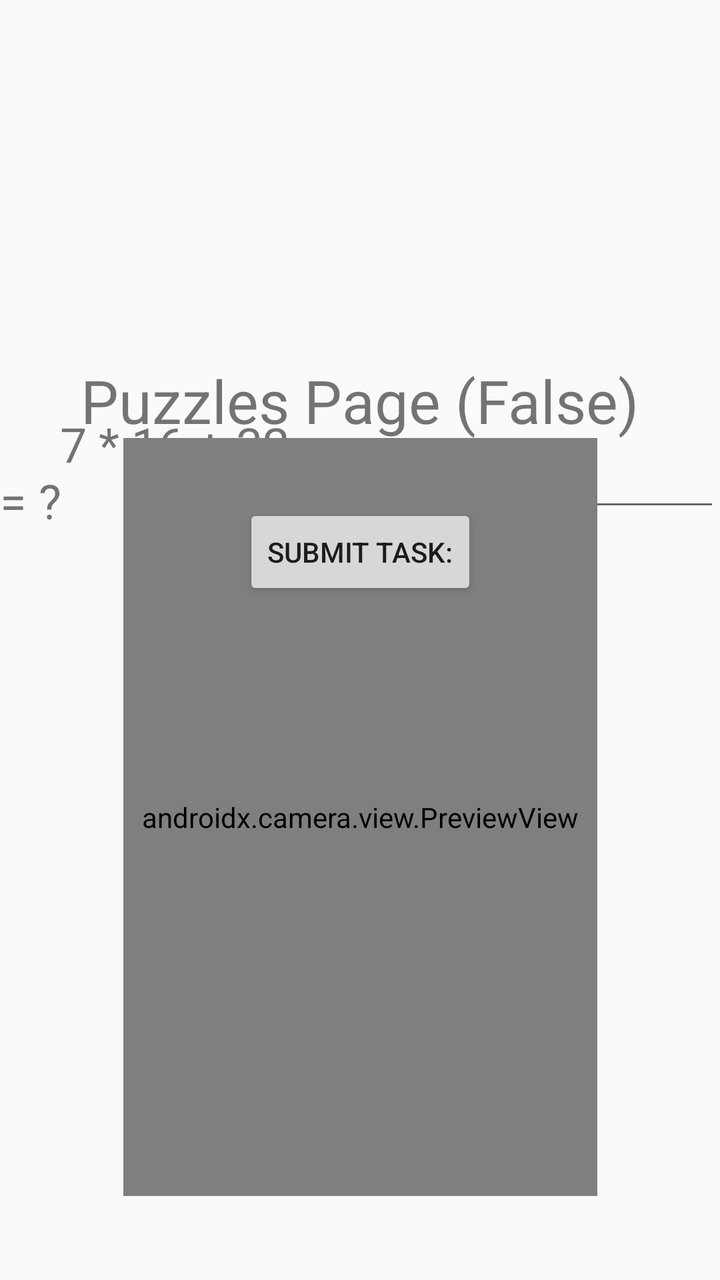
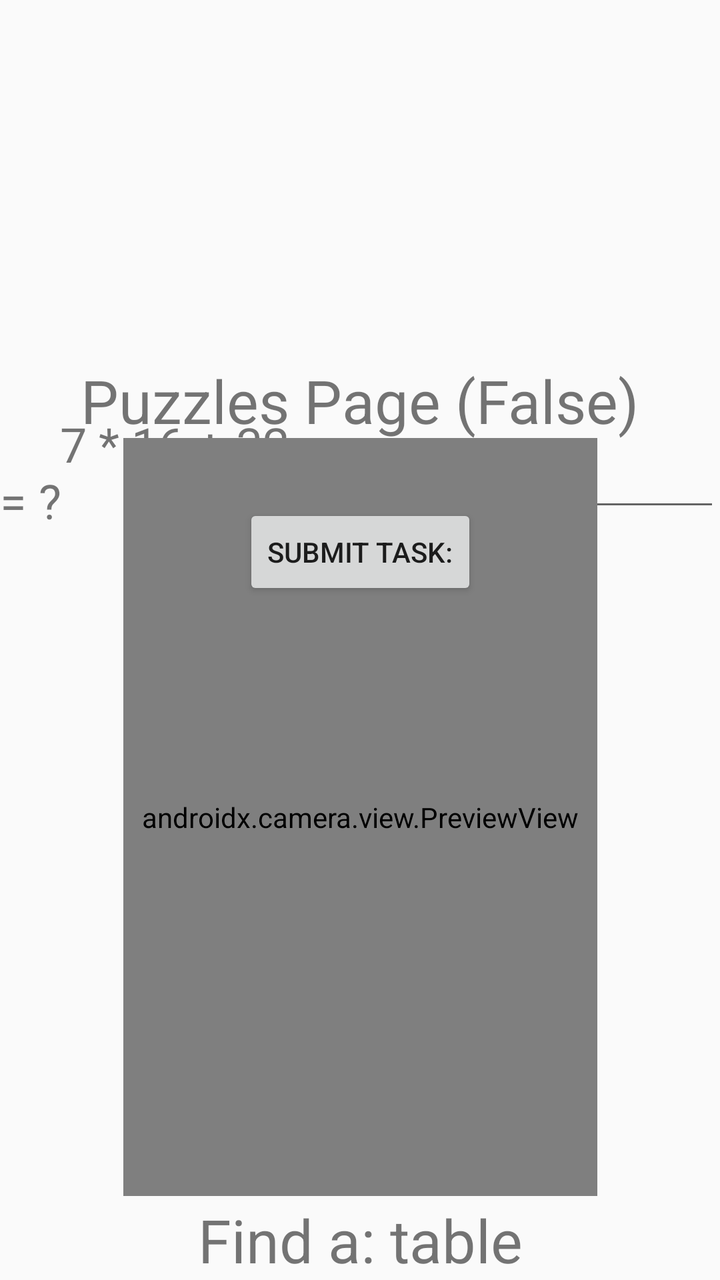

The first picture is an Android layout as it rendered before a commit; the second is the same layout after the commit. The layout source and the unified diff follow.
<!-- AndroidManifest.xml: application theme Theme.COMP3000 -->
<!-- res/layout/activity_puzzles.xml -->
<?xml version="1.0" encoding="utf-8"?>
<androidx.constraintlayout.widget.ConstraintLayout xmlns:android="http://schemas.android.com/apk/res/android"
    xmlns:tools="http://schemas.android.com/tools"
    android:layout_width="match_parent"
    android:layout_height="match_parent"
    xmlns:app="http://schemas.android.com/apk/res-auto"
    android:orientation="vertical"
    >

    <TextView
        android:id="@+id/puzzlePageTitle"
        android:text="Puzzles Page (False)"
        android:layout_width="wrap_content"
        android:layout_height="wrap_content"
        app:layout_constraintHorizontal_bias="0.5"
        app:layout_constraintVertical_bias="0.3"
        android:textSize="30sp"
        app:layout_constraintStart_toStartOf="parent"
        app:layout_constraintEnd_toEndOf="parent"
        app:layout_constraintTop_toTopOf="parent"
        app:layout_constraintBottom_toBottomOf="parent"
        />

    <Button
        android:id="@+id/puzzleSubmit"
        android:text="Submit Task:"
        android:layout_gravity="center"
        android:layout_margin="20dp"
        android:onClick="submitPuzzle"
        app:layout_constraintHorizontal_bias="0.5"
        app:layout_constraintVertical_bias="0.42"
        android:layout_width="wrap_content"
        android:layout_height="wrap_content"
        app:layout_constraintBottom_toBottomOf="parent"
        app:layout_constraintEnd_toEndOf="parent"
        app:layout_constraintStart_toStartOf="parent"
        app:layout_constraintTop_toTopOf="parent"
        />

    <TextView
        android:id="@+id/mathsPuzzle"
        android:layout_width="0dp"
        android:layout_height="wrap_content"
        android:text="     7 * 16 + 32 = ?"
        app:layout_constraintHorizontal_bias="0.5"
        app:layout_constraintVertical_bias="0.5"
        android:textSize="24sp"
        android:layout_marginEnd="8dp"
        app:layout_constraintStart_toStartOf="parent"
        app:layout_constraintEnd_toStartOf="@id/answerInput"
        app:layout_constraintTop_toBottomOf="@id/puzzlePageTitle"
        app:layout_constraintBottom_toTopOf="@id/puzzleSubmit"
        />

    <EditText
        android:id="@+id/answerInput"
        android:inputType="number"
        android:hint="Answer"
        android:textSize="24sp"
        android:layout_width="0dp"
        android:layout_height="wrap_content"
        app:layout_constraintStart_toEndOf="@id/mathsPuzzle"
        app:layout_constraintEnd_toEndOf="parent"
        app:layout_constraintTop_toBottomOf="@id/puzzlePageTitle"
        app:layout_constraintBottom_toTopOf="@id/puzzleSubmit"
        />

    <androidx.camera.view.PreviewView
        android:id="@+id/cameraPreview"
        android:layout_width="237dp"
        android:layout_height="379dp"
        tools:layout_editor_absoluteX="87dp"
        tools:layout_editor_absoluteY="348dp"
        android:layout_gravity="center"
        android:layout_margin="20dp"
        app:layout_constraintHorizontal_bias="0.5"
        app:layout_constraintVertical_bias="0.9"
        app:layout_constraintBottom_toBottomOf="parent"
        app:layout_constraintEnd_toEndOf="parent"
        app:layout_constraintStart_toStartOf="parent"
        app:layout_constraintTop_toTopOf="parent"
        />

</androidx.constraintlayout.widget.ConstraintLayout>
<!-- resources referenced by this layout -->
<resources>
  <style name="Theme.COMP3000" parent="Base.Theme.COMP3000" />
  <style name="Base.Theme.COMP3000" parent="Theme.AppCompat.Light.NoActionBar">
      <item name="colorPrimary">@color/colorPrimary</item>
      <item name="colorPrimaryDark">@color/colorPrimaryDark</item>
      <item name="colorAccent">@color/colorAccent</item>
  </style>
  <color name="colorPrimary">#6B5B8C</color>
  <color name="colorPrimaryDark">#6A1191</color>
  <color name="colorAccent">#AD27F5</color>
</resources>

<!-- the commit's change to res/layout/activity_puzzles.xml (unified diff, before → after) -->
@@ -81,4 +81,18 @@
         app:layout_constraintTop_toTopOf="parent"
         />
 
+    <TextView
+        android:id="@+id/whichObjectText"
+        android:text="Find a: table"
+        android:layout_width="wrap_content"
+        android:layout_height="wrap_content"
+        app:layout_constraintHorizontal_bias="0.5"
+        app:layout_constraintVertical_bias="0.99"
+        android:textSize="30sp"
+        app:layout_constraintStart_toStartOf="parent"
+        app:layout_constraintEnd_toEndOf="parent"
+        app:layout_constraintTop_toTopOf="cameraPreview"
+        app:layout_constraintBottom_toBottomOf="parent"
+        />
+
 </androidx.constraintlayout.widget.ConstraintLayout>
